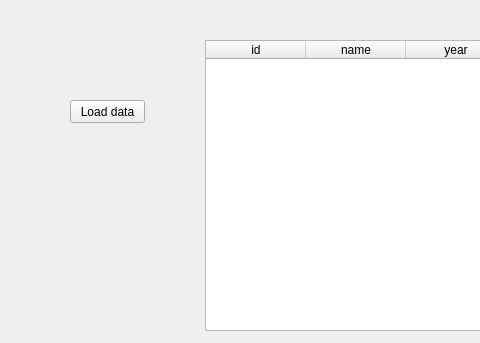
Qt form tablewidget.ui (kirangavini/qtdesigner) before a commit; both pictures show x 0 to 480 and y 0 to 343 of the 865 by 514 pixel window.
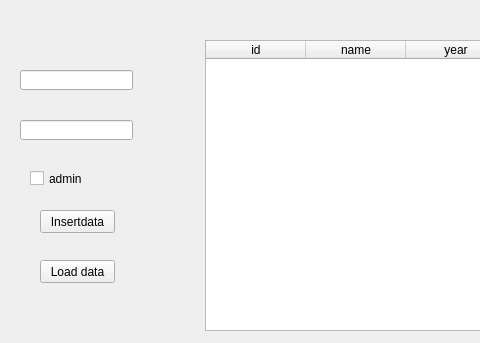
The same form after that commit.

The edit to the form file:
```diff
--- a/tablewidget.ui
+++ b/tablewidget.ui
@@ -47,8 +47,8 @@
    <widget class="QPushButton" name="pushButton">
     <property name="geometry">
      <rect>
-      <x>70</x>
-      <y>100</y>
+      <x>40</x>
+      <y>260</y>
       <width>75</width>
       <height>23</height>
      </rect>
@@ -57,6 +57,52 @@
      <string>Load data</string>
     </property>
    </widget>
+   <widget class="QLineEdit" name="lineEdit">
+    <property name="geometry">
+     <rect>
+      <x>20</x>
+      <y>70</y>
+      <width>113</width>
+      <height>20</height>
+     </rect>
+    </property>
+   </widget>
+   <widget class="QLineEdit" name="lineEdit_date">
+    <property name="geometry">
+     <rect>
+      <x>20</x>
+      <y>120</y>
+      <width>113</width>
+      <height>20</height>
+     </rect>
+    </property>
+   </widget>
+   <widget class="QPushButton" name="pushButton_2">
+    <property name="geometry">
+     <rect>
+      <x>40</x>
+      <y>210</y>
+      <width>75</width>
+      <height>23</height>
+     </rect>
+    </property>
+    <property name="text">
+     <string>Insertdata</string>
+    </property>
+   </widget>
+   <widget class="QCheckBox" name="checkBox">
+    <property name="geometry">
+     <rect>
+      <x>30</x>
+      <y>170</y>
+      <width>70</width>
+      <height>17</height>
+     </rect>
+    </property>
+    <property name="text">
+     <string>admin</string>
+    </property>
+   </widget>
   </widget>
   <widget class="QMenuBar" name="menubar">
    <property name="geometry">
```
Left out of the diff: 6 changed lines with no effect on the pictures.
